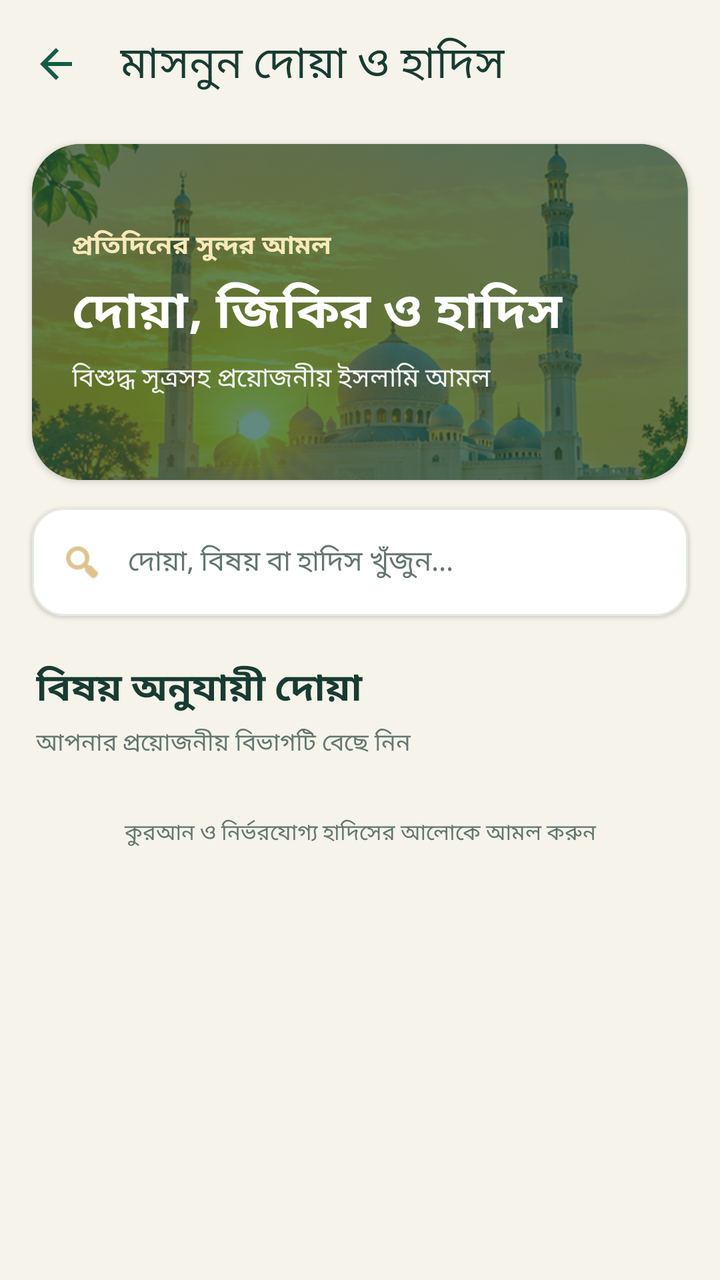
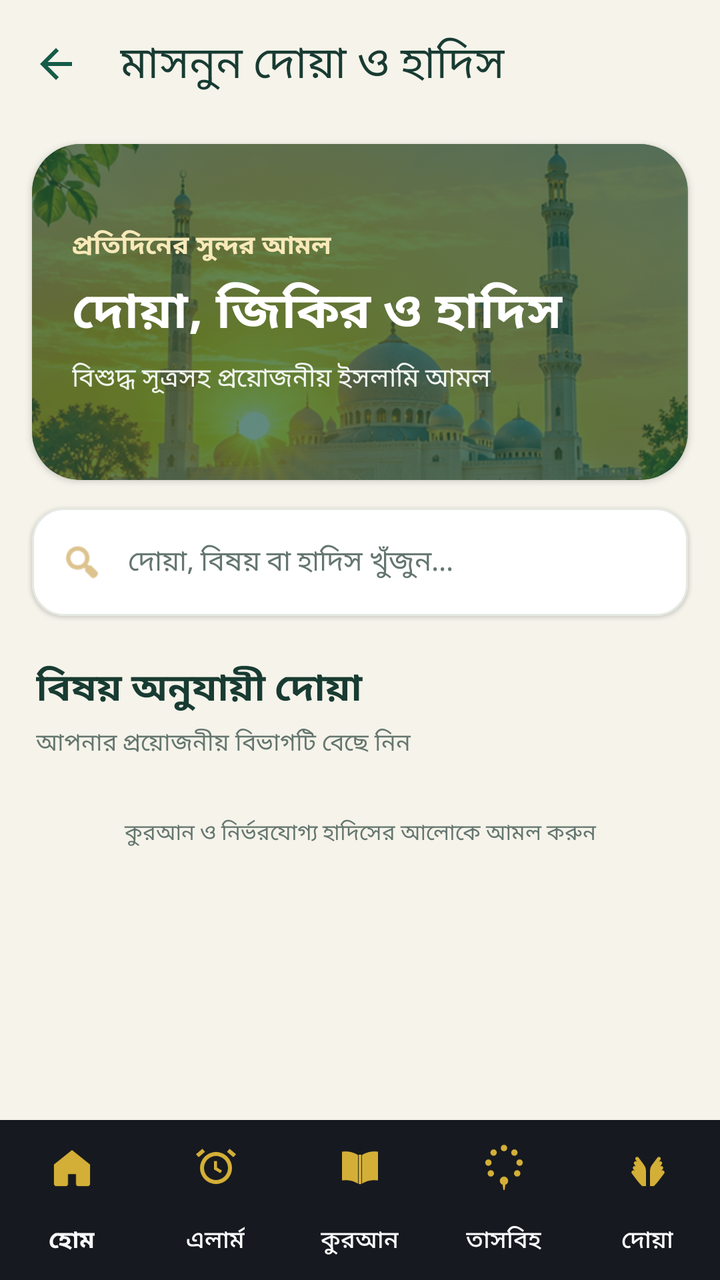

The first picture is an Android layout as it rendered before a commit; the second is the same layout after the commit. The layout source and the unified diff follow.
<!-- AndroidManifest.xml: activity theme Theme.IslamicAlarm.Duas -->
<!-- res/layout/activity_duas.xml -->
<?xml version="1.0" encoding="utf-8"?>
<LinearLayout xmlns:android="http://schemas.android.com/apk/res/android"
    xmlns:app="http://schemas.android.com/apk/res-auto"
    xmlns:tools="http://schemas.android.com/tools"
    android:layout_width="match_parent"
    android:layout_height="match_parent"
    android:background="@color/dua_background"
    android:orientation="vertical"
    tools:context="com.hafij.islamicalarm.duas.DuasActivity">

    <com.google.android.material.appbar.MaterialToolbar
        android:id="@+id/toolbarDuas"
        android:layout_width="match_parent"
        android:layout_height="?attr/actionBarSize"
        android:background="@color/dua_background"
        app:navigationIcon="@drawable/ic_arrow_back_24"
        app:navigationIconTint="@color/dua_primary"
        app:title="মাসনুন দোয়া ও হাদিস"
        app:titleTextColor="@color/dua_text"
        app:titleTextAppearance="@style/TextAppearance.Material3.TitleLarge" />

    <androidx.core.widget.NestedScrollView
        android:id="@+id/duaHomeScroll"
        android:layout_width="match_parent"
        android:layout_height="0dp"
        android:layout_weight="1"
        android:fillViewport="true"
        android:clipToPadding="false"
        android:paddingBottom="16dp">

        <LinearLayout
            android:layout_width="match_parent"
            android:layout_height="wrap_content"
            android:orientation="vertical">

            <com.google.android.material.card.MaterialCardView
                android:id="@+id/cardDuaHero"
                android:layout_width="match_parent"
                android:layout_height="wrap_content"
                android:layout_marginHorizontal="16dp"
                android:layout_marginTop="8dp"
                app:cardBackgroundColor="@color/dua_primary"
                app:cardCornerRadius="24dp"
                app:cardElevation="2dp"
                app:strokeWidth="0dp">

                <FrameLayout
                    android:layout_width="match_parent"
                    android:layout_height="168dp">

                    <ImageView
                        android:id="@+id/ivDuaHero"
                        android:layout_width="match_parent"
                        android:layout_height="match_parent"
                        android:alpha="0.58"
                        android:contentDescription="মসজিদের ছবি"
                        android:scaleType="centerCrop"
                        android:src="@drawable/dua_cat_mosque" />

                    <View
                        android:layout_width="match_parent"
                        android:layout_height="match_parent"
                        android:background="#660D4436" />

                    <LinearLayout
                        android:layout_width="match_parent"
                        android:layout_height="match_parent"
                        android:gravity="center_vertical"
                        android:orientation="vertical"
                        android:padding="20dp">

                        <TextView
                            android:layout_width="wrap_content"
                            android:layout_height="wrap_content"
                            android:text="প্রতিদিনের সুন্দর আমল"
                            android:textColor="#F8E9B8"
                            android:textSize="13sp"
                            android:textStyle="bold" />

                        <TextView
                            android:layout_width="match_parent"
                            android:layout_height="wrap_content"
                            android:layout_marginTop="5dp"
                            android:text="দোয়া, জিকির ও হাদিস"
                            android:textColor="@android:color/white"
                            android:textSize="25sp"
                            android:textStyle="bold" />

                        <TextView
                            android:layout_width="match_parent"
                            android:layout_height="wrap_content"
                            android:layout_marginTop="5dp"
                            android:text="বিশুদ্ধ সূত্রসহ প্রয়োজনীয় ইসলামি আমল"
                            android:textColor="#F2F5EF"
                            android:textSize="13sp" />
                    </LinearLayout>
                </FrameLayout>
            </com.google.android.material.card.MaterialCardView>

            <com.google.android.material.card.MaterialCardView
                android:layout_width="match_parent"
                android:layout_height="wrap_content"
                android:layout_marginHorizontal="16dp"
                android:layout_marginTop="14dp"
                app:cardBackgroundColor="@color/dua_surface"
                app:cardCornerRadius="16dp"
                app:cardElevation="1dp"
                app:strokeColor="@color/dua_border"
                app:strokeWidth="1dp">

                <LinearLayout
                    android:layout_width="match_parent"
                    android:layout_height="wrap_content"
                    android:gravity="center_vertical"
                    android:orientation="horizontal"
                    android:paddingHorizontal="14dp"
                    android:paddingVertical="3dp">

                    <ImageView
                        android:layout_width="22dp"
                        android:layout_height="22dp"
                        android:contentDescription="খুঁজুন"
                        android:src="@android:drawable/ic_menu_search"
                        android:tint="@color/dua_accent" />

                    <EditText
                        android:id="@+id/etSearchDua"
                        android:layout_width="0dp"
                        android:layout_height="48dp"
                        android:layout_weight="1"
                        android:background="@null"
                        android:hint="দোয়া, বিষয় বা হাদিস খুঁজুন..."
                        android:imeOptions="actionSearch"
                        android:inputType="text"
                        android:paddingStart="12dp"
                        android:textColor="@color/dua_text"
                        android:textColorHint="@color/dua_muted"
                        android:textSize="14sp" />
                </LinearLayout>
            </com.google.android.material.card.MaterialCardView>

            <TextView
                android:id="@+id/tvDuaSectionTitle"
                android:layout_width="match_parent"
                android:layout_height="wrap_content"
                android:layout_marginHorizontal="18dp"
                android:layout_marginTop="22dp"
                android:text="বিষয় অনুযায়ী দোয়া"
                android:textColor="@color/dua_text"
                android:textSize="19sp"
                android:textStyle="bold" />

            <TextView
                android:id="@+id/tvDuaSectionSubtitle"
                android:layout_width="match_parent"
                android:layout_height="wrap_content"
                android:layout_marginHorizontal="18dp"
                android:layout_marginTop="4dp"
                android:text="আপনার প্রয়োজনীয় বিভাগটি বেছে নিন"
                android:textColor="@color/dua_muted"
                android:textSize="12sp" />

            <androidx.recyclerview.widget.RecyclerView
                android:id="@+id/rvDuaCategories"
                android:layout_width="match_parent"
                android:layout_height="wrap_content"
                android:clipToPadding="false"
                android:nestedScrollingEnabled="false"
                android:paddingHorizontal="10dp"
                android:paddingTop="10dp"
                tools:listitem="@layout/item_dua_category" />

            <androidx.recyclerview.widget.RecyclerView
                android:id="@+id/rvDuas"
                android:layout_width="match_parent"
                android:layout_height="wrap_content"
                android:clipToPadding="false"
                android:nestedScrollingEnabled="false"
                android:paddingTop="8dp"
                android:visibility="gone"
                tools:listitem="@layout/item_dua" />

            <TextView
                android:id="@+id/tvDuaEmpty"
                android:layout_width="match_parent"
                android:layout_height="wrap_content"
                android:gravity="center"
                android:padding="28dp"
                android:text="কোনো দোয়া পাওয়া যায়নি"
                android:textColor="@color/dua_muted"
                android:textSize="14sp"
                android:visibility="gone" />

            <TextView
                android:id="@+id/tvDuaFooter"
                android:layout_width="match_parent"
                android:layout_height="wrap_content"
                android:gravity="center"
                android:paddingHorizontal="20dp"
                android:paddingTop="18dp"
                android:text="কুরআন ও নির্ভরযোগ্য হাদিসের আলোকে আমল করুন"
                android:textColor="@color/dua_muted"
                android:textSize="11sp" />
        </LinearLayout>
    </androidx.core.widget.NestedScrollView>
</LinearLayout>
<!-- res/layout/item_dua_category.xml (included above) -->
<?xml version="1.0" encoding="utf-8"?>
<com.google.android.material.card.MaterialCardView xmlns:android="http://schemas.android.com/apk/res/android"
    xmlns:app="http://schemas.android.com/apk/res-auto"
    android:layout_width="match_parent"
    android:layout_height="wrap_content"
    android:layout_margin="6dp"
    android:clickable="true"
    android:focusable="true"
    app:cardBackgroundColor="@color/dua_surface"
    app:cardCornerRadius="18dp"
    app:cardElevation="2dp"
    app:strokeColor="@color/dua_border"
    app:strokeWidth="1dp">

    <LinearLayout
        android:layout_width="match_parent"
        android:layout_height="wrap_content"
        android:orientation="vertical">

        <FrameLayout
            android:layout_width="match_parent"
            android:layout_height="104dp">

            <ImageView
                android:id="@+id/ivCategoryImage"
                android:layout_width="match_parent"
                android:layout_height="match_parent"
                android:contentDescription="ক্যাটাগরির ছবি"
                android:scaleType="centerCrop"
                android:src="@drawable/dua_cat_mosque" />

            <View
                android:layout_width="match_parent"
                android:layout_height="match_parent"
                android:background="#260D4436" />

            <TextView
                android:id="@+id/tvCategoryCount"
                android:layout_width="wrap_content"
                android:layout_height="wrap_content"
                android:layout_gravity="bottom|end"
                android:layout_margin="8dp"
                android:background="@drawable/bg_dua_count"
                android:paddingHorizontal="9dp"
                android:paddingVertical="4dp"
                android:text="০ দোয়া"
                android:textColor="@color/dua_primary_dark"
                android:textSize="10sp"
                android:textStyle="bold" />
        </FrameLayout>

        <TextView
            android:id="@+id/tvCategoryName"
            android:layout_width="match_parent"
            android:layout_height="wrap_content"
            android:minHeight="56dp"
            android:gravity="center_vertical"
            android:maxLines="2"
            android:ellipsize="end"
            android:paddingHorizontal="11dp"
            android:paddingVertical="9dp"
            android:text="সকাল ও সন্ধ্যার জিকির"
            android:textColor="@color/dua_text"
            android:textSize="13sp"
            android:textStyle="bold" />
    </LinearLayout>
</com.google.android.material.card.MaterialCardView>
<!-- res/layout/item_dua.xml (included above) -->
<?xml version="1.0" encoding="utf-8"?>
<com.google.android.material.card.MaterialCardView xmlns:android="http://schemas.android.com/apk/res/android"
    xmlns:app="http://schemas.android.com/apk/res-auto"
    android:layout_width="match_parent"
    android:layout_height="wrap_content"
    android:layout_marginHorizontal="14dp"
    android:layout_marginVertical="7dp"
    android:clickable="true"
    android:focusable="true"
    app:cardBackgroundColor="@color/dua_surface"
    app:cardCornerRadius="20dp"
    app:cardElevation="2dp"
    app:strokeColor="@color/dua_border"
    app:strokeWidth="1dp">

    <LinearLayout
        android:layout_width="match_parent"
        android:layout_height="wrap_content"
        android:orientation="vertical"
        android:padding="13dp">

        <ImageView
            android:id="@+id/ivDuaIllustration"
            android:layout_width="match_parent"
            android:layout_height="92dp"
            android:contentDescription="ইসলামিক বিষয়ভিত্তিক ছবি"
            android:scaleType="centerCrop"
            android:src="@drawable/dua_cat_mosque" />

        <LinearLayout
            android:layout_width="match_parent"
            android:layout_height="wrap_content"
            android:layout_marginTop="10dp"
            android:gravity="center_vertical"
            android:orientation="horizontal">

            <TextView
                android:id="@+id/tvDuaTitle"
                android:layout_width="0dp"
                android:layout_height="wrap_content"
                android:layout_weight="1"
                android:text="দোয়ার শিরোনাম"
                android:textColor="@color/dua_primary"
                android:textSize="17sp"
                android:textStyle="bold" />

            <TextView
                android:id="@+id/tvDuaCategoryTag"
                android:layout_width="wrap_content"
                android:layout_height="wrap_content"
                android:background="@drawable/bg_dua_count"
                android:paddingHorizontal="8dp"
                android:paddingVertical="5dp"
                android:text="ক্যাটাগরি"
                android:textColor="@color/dua_primary_dark"
                android:textSize="10sp" />
        </LinearLayout>

        <TextView
            android:id="@+id/tvDuaArabic"
            android:layout_width="match_parent"
            android:layout_height="wrap_content"
            android:layout_marginTop="10dp"
            android:ellipsize="end"
            android:gravity="end"
            android:lineSpacingExtra="4dp"
            android:maxLines="3"
            android:text="الْقُرْآنُ الْكَرِيمُ"
            android:textColor="#A17B2E"
            android:textSize="22sp"
            android:textStyle="bold" />

        <TextView
            android:id="@+id/tvDuaTranslation"
            android:layout_width="match_parent"
            android:layout_height="wrap_content"
            android:layout_marginTop="8dp"
            android:ellipsize="end"
            android:maxLines="2"
            android:text="অর্থ:"
            android:textColor="@color/dua_muted"
            android:textSize="13sp" />

        <TextView
            android:id="@+id/tvDuaWhen"
            android:layout_width="match_parent"
            android:layout_height="wrap_content"
            android:layout_marginTop="7dp"
            android:textColor="@color/dua_muted"
            android:textSize="12sp" />

        <com.google.android.material.button.MaterialButton
            android:id="@+id/btnOpenDuaDetail"
            style="@style/Widget.Material3.Button.TonalButton"
            android:layout_width="match_parent"
            android:layout_height="wrap_content"
            android:layout_marginTop="7dp"
            android:text="বিস্তারিত পড়ুন"
            android:textColor="@color/dua_primary"
            app:backgroundTint="@color/dua_soft_green"
            app:cornerRadius="12dp"
            app:icon="@android:drawable/ic_menu_view"
            app:iconTint="@color/dua_primary" />
    </LinearLayout>
</com.google.android.material.card.MaterialCardView>
<!-- resources referenced by this layout -->
<resources>
  <color name="dua_accent">#C69B43</color>
  <color name="dua_background">#F5F3EA</color>
  <color name="dua_border">#E4E9E2</color>
  <color name="dua_muted">#64766F</color>
  <color name="dua_primary">#145B48</color>
  <color name="dua_primary_dark">#0D4436</color>
  <color name="dua_soft_green">#E8F1EB</color>
  <color name="dua_surface">#FFFFFF</color>
  <color name="dua_text">#183B32</color>
  <!-- drawable bg_dua_count (drawable) -->
  <?xml version="1.0" encoding="utf-8"?>
  <shape xmlns:android="http://schemas.android.com/apk/res/android">
      <solid android:color="#F7F0DD"/>
      <corners android:radius="30dp"/>
  </shape>
  <!-- drawable dua_cat_mosque: png bitmap (drawable-nodpi, 410204 bytes) -->
  <!-- drawable ic_arrow_back_24 (drawable) -->
  <?xml version="1.0" encoding="utf-8"?>
  <vector xmlns:android="http://schemas.android.com/apk/res/android"
      android:width="24dp" android:height="24dp"
      android:viewportWidth="24" android:viewportHeight="24">
      <path android:fillColor="#145B48"
          android:pathData="M20,11H7.83l5.59,-5.59L12,4l-8,8 8,8 1.41,-1.41L7.83,13H20v-2z"/>
  </vector>
  <style name="Theme.IslamicAlarm.Duas" parent="Theme.Material3.Light.NoActionBar">
          <item name="colorPrimary">@color/dua_primary</item>
          <item name="colorOnPrimary">@color/white</item>
          <item name="colorSecondary">@color/dua_accent</item>
          <item name="android:statusBarColor">@color/dua_background</item>
          <item name="android:navigationBarColor">@color/dua_background</item>
          <item name="android:windowLightStatusBar">true</item>
          <item name="android:windowLightNavigationBar">true</item>
          <item name="android:windowBackground">@color/dua_background</item>
      </style>
  <color name="white">#FFFFFFFF</color>
</resources>

<!-- the commit's change to res/layout/activity_duas.xml (unified diff, before → after) -->
@@ -203,6 +203,19 @@
                 android:textSize="11sp" />
         </LinearLayout>
     </androidx.core.widget.NestedScrollView>
+
+    
+    <com.google.android.material.bottomnavigation.BottomNavigationView
+        android:id="@+id/bottomNavigation"
+        android:layout_width="match_parent"
+        android:layout_height="wrap_content"
+        android:background="@color/surface"
+        app:elevation="8dp"
+        app:labelVisibilityMode="labeled"
+        app:itemIconTint="@color/secondary"
+        app:itemTextColor="@color/text_primary"
+        app:menu="@menu/bottom_nav_menu" />
+
 </LinearLayout>
 <!-- res/layout/item_dua_category.xml (included above) -->
 <?xml version="1.0" encoding="utf-8"?>
<!-- resource entries referenced after the edit -->
@@ -9,6 +9,9 @@
   <color name="dua_soft_green">#E8F1EB</color>
   <color name="dua_surface">#FFFFFF</color>
   <color name="dua_text">#183B32</color>
+  <color name="secondary">#D4AF37</color>
+  <color name="surface">#16191F</color>
+  <color name="text_primary">#F8FAFC</color>
   <!-- drawable bg_dua_count (drawable) -->
   <?xml version="1.0" encoding="utf-8"?>
   <shape xmlns:android="http://schemas.android.com/apk/res/android">
